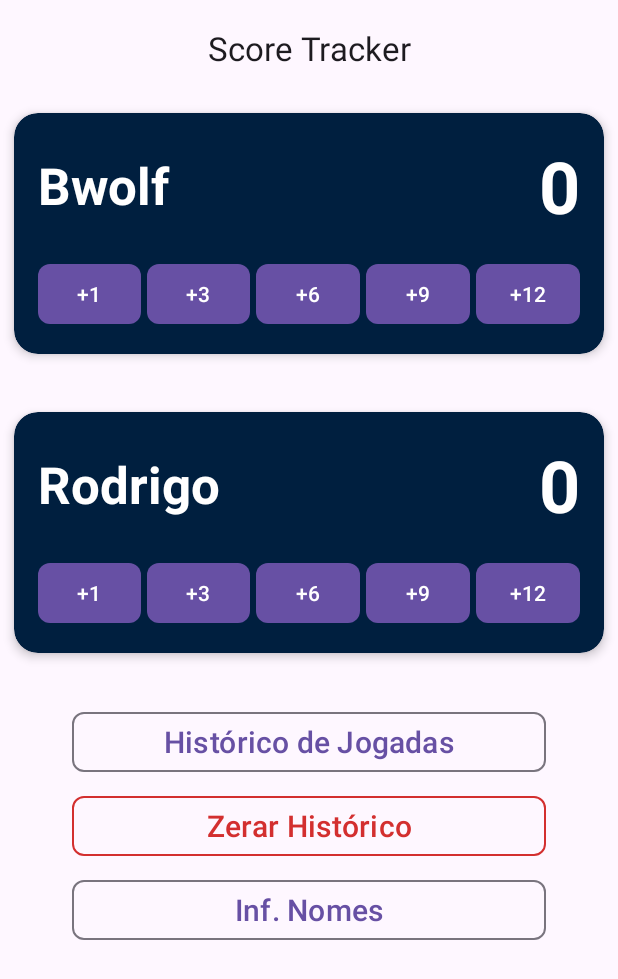
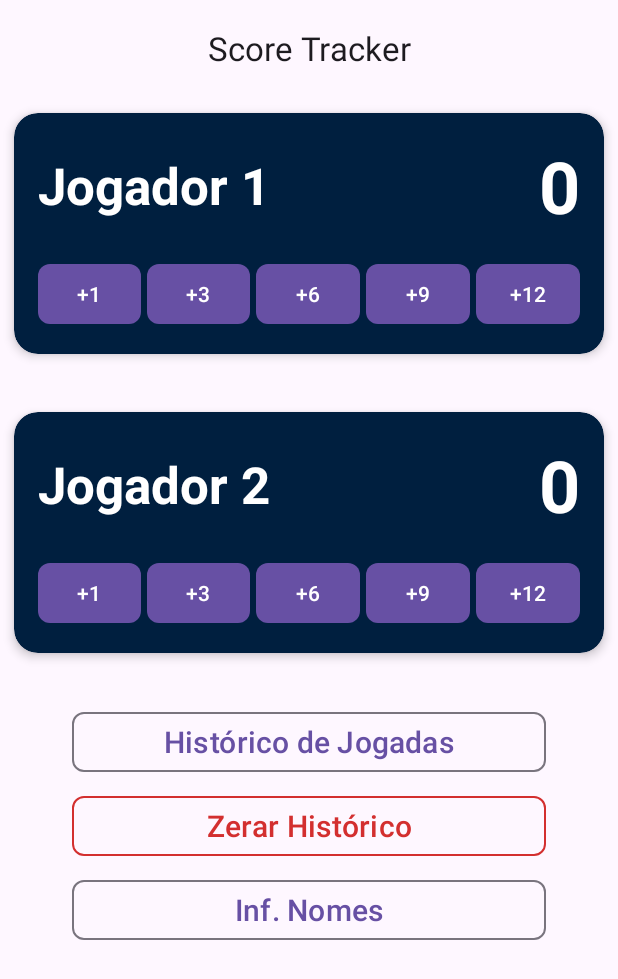
Before and after one commit to Bwolfs2/Cards, an Android app: the screen it shows after launch (MainActivity), on a phone screen of 412 x 824 dp. Shown: the top 979 px of the screen. Run offline under Robolectric (Android 15) with nearby library versions, the phone set to English and light mode, and no system bars.

Commit message:
Corrigido Nomes padroes

```diff
--- a/app/src/main/java/dev/bwolf/cards/EditNamesActivity.kt
+++ b/app/src/main/java/dev/bwolf/cards/EditNamesActivity.kt
@@ -44,9 +44,10 @@ class EditNamesActivity : AppCompatActivity() {
         etPlayer2.setText(currentP2)
 
         btnSalvar.setOnClickListener {
-            val defaultP1 = getString(R.string.default_player_name)
+            val defaultP1 = getString(R.string.default_player_1_name)
+            val defaultP2 = getString(R.string.default_player_2_name)
             val name1 = etPlayer1.text?.toString()?.trim().orEmpty().ifEmpty { currentP1.ifEmpty { defaultP1 } }
-            val name2 = etPlayer2.text?.toString()?.trim().orEmpty().ifEmpty { currentP2.ifEmpty { defaultP1 } }
+            val name2 = etPlayer2.text?.toString()?.trim().orEmpty().ifEmpty { currentP2.ifEmpty { defaultP2 } }
 
             val resultIntent = Intent().apply {
                 putExtra(EXTRA_PLAYER1_NAME, name1)
--- a/app/src/main/java/dev/bwolf/cards/MainActivity.kt
+++ b/app/src/main/java/dev/bwolf/cards/MainActivity.kt
@@ -20,8 +20,8 @@ class MainActivity : AppCompatActivity() {
     private val historyList = ArrayList<HistoryItem>()
     private var moveCounter = 0
 
-    private var player1Name = "Bwolf"
-    private var player2Name = "Rodrigo"
+    private lateinit var player1Name: String
+    private lateinit var player2Name: String
 
     private lateinit var tvPlayer1Name: TextView
     private lateinit var tvPlayer2Name: TextView
@@ -49,6 +49,9 @@ class MainActivity : AppCompatActivity() {
         super.onCreate(savedInstanceState)
         enableEdgeToEdge()
         setContentView(R.layout.activity_main)
+
+        player1Name = getString(R.string.default_player_1_name)
+        player2Name = getString(R.string.default_player_2_name)
 
         ViewCompat.setOnApplyWindowInsetsListener(findViewById(R.id.main)) { v, insets ->
             val systemBars = insets.getInsets(WindowInsetsCompat.Type.systemBars())
--- a/app/src/main/res/values/strings.xml
+++ b/app/src/main/res/values/strings.xml
@@ -4,6 +4,8 @@
 
     <!-- Jogadores -->
     <string name="default_player_name">Jogador X</string>
+    <string name="default_player_1_name">Jogador 1</string>
+    <string name="default_player_2_name">Jogador 2</string>
     <string name="default_score">0</string>
 
     <!-- Botões de Pontuação -->
```
